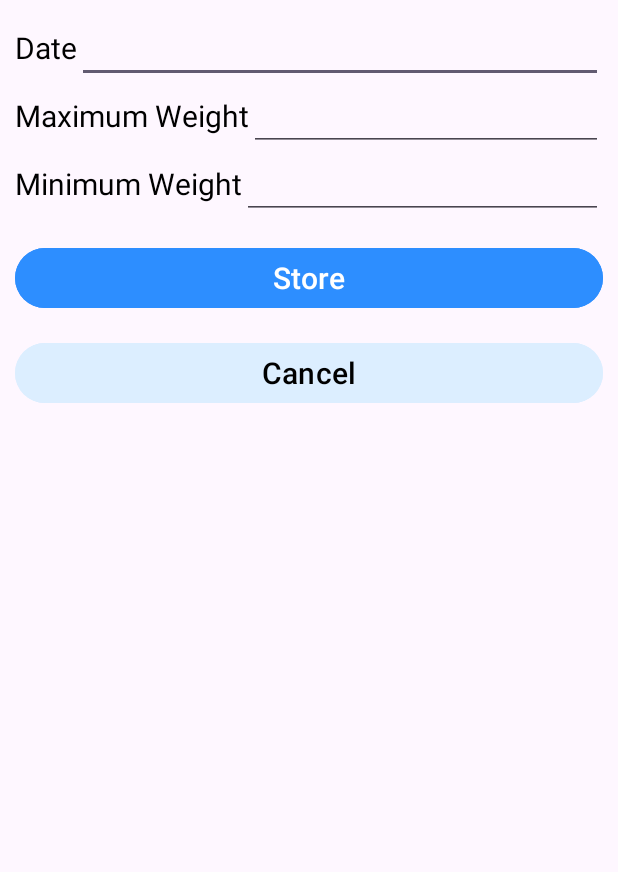
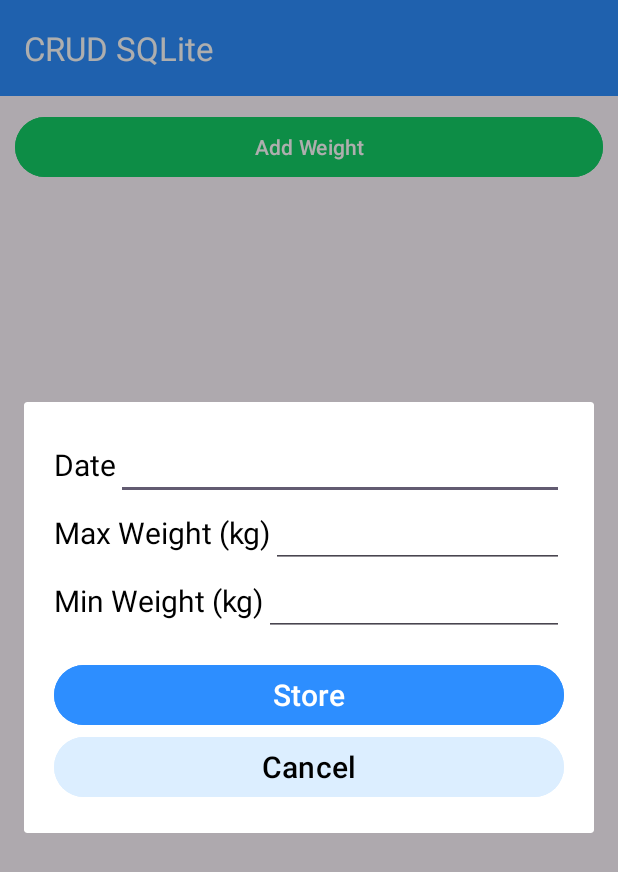
Before and after one commit to JayantiTA/mobile-programming, an Android app: the screen it shows after launch (AddWeight before the commit, MainActivity after it), after a tap on "Add Weight", on a phone screen of 412 x 824 dp. Shown: the top 872 px of the screen. Run offline under Robolectric (Android 15) with nearby library versions, the phone set to English and light mode, and no system bars.

Commit message:
feat: implement input dialog

```diff
--- a/WeightsData/app/src/main/AndroidManifest.xml
+++ b/WeightsData/app/src/main/AndroidManifest.xml
@@ -23,8 +23,8 @@
                 <category android:name="android.intent.category.LAUNCHER"/>
             </intent-filter>
         </activity>
-        <activity android:name=".ModifyWeightsActivity" />
-        <activity android:name=".AddWeight" />
+        <activity android:name=".ModifyWeightDialog" />
+        <activity android:name=".AddWeightDialog" />
         <activity android:name=".ModWeight" />
     </application>
 
--- a/WeightsData/app/src/main/java/com/example/weightsdata/AddWeight.java
+++ /dev/null
@@ -1,60 +0,0 @@
-package com.example.weightsdata;
-
-import android.content.Intent;
-import android.os.Bundle;
-import android.text.TextUtils;
-import android.widget.Button;
-import android.widget.EditText;
-import android.widget.Toast;
-import androidx.appcompat.app.AppCompatActivity;
-
-import java.util.Date;
-
-public class AddWeight extends AppCompatActivity {
-    private EditText etdate, etmax, etmin;
-
-    private DatabaseHelperWeight databaseHelperWeight;
-
-    @Override
-    protected void onCreate(Bundle savedInstanceState) {
-        super.onCreate(savedInstanceState);
-        setContentView(R.layout.activity_add_weight);
-
-        databaseHelperWeight = new DatabaseHelperWeight(this);
-
-        etdate = (EditText) findViewById(R.id.et_date);
-        etmax = (EditText) findViewById(R.id.et_max);
-        etmin = (EditText) findViewById(R.id.et_min);
-        Button btnStore = (Button) findViewById(R.id.btn_store);
-        Button btnCancel = (Button) findViewById(R.id.btn_cancel);
-
-        btnStore.setOnClickListener(v -> {
-            String date = etdate.getText().toString();
-            if (TextUtils.isEmpty(date)){
-                etdate.setError("Enter Date");
-                etdate.requestFocus();
-                return;
-            }
-
-            double max = Double.parseDouble(etmax.getText().toString());
-            double min = Double.parseDouble(etmin.getText().toString());
-
-            databaseHelperWeight.addWeightsDetail(date, max, min);
-
-            etdate.setText("");
-            etmax.setText("");
-            etmin.setText("");
-
-            Toast.makeText(AddWeight.this, "Stored Successfully!", Toast.LENGTH_SHORT).show();
-            Intent intent = new Intent(AddWeight.this,MainActivity.class);
-            intent.addFlags(Intent.FLAG_ACTIVITY_CLEAR_TASK | Intent.FLAG_ACTIVITY_NEW_TASK);
-            startActivity(intent);
-        });
-
-        btnCancel.setOnClickListener(v -> {
-            Intent intent13 = new Intent(AddWeight.this,MainActivity.class);
-            intent13.addFlags(Intent.FLAG_ACTIVITY_CLEAR_TASK | Intent.FLAG_ACTIVITY_NEW_TASK);
-            startActivity(intent13);
-        });
-    }
-}
--- /dev/null
+++ b/WeightsData/app/src/main/java/com/example/weightsdata/AddWeightDialog.java
@@ -0,0 +1,87 @@
+package com.example.weightsdata;
+
+import android.annotation.SuppressLint;
+import android.app.Dialog;
+import android.content.Context;
+import android.os.Bundle;
+import android.text.TextUtils;
+import android.widget.Button;
+import android.widget.EditText;
+import android.widget.ListView;
+import android.widget.Toast;
+import androidx.annotation.NonNull;
+
+import java.util.ArrayList;
+
+public class AddWeightDialog extends Dialog {
+    private EditText etdate, etmax, etmin;
+    private final DatabaseHelperWeight databaseHelperWeight;
+    private final Context context;
+    private final CustomAdapterWeight customAdapterWeight;
+    private final ListView listView;
+
+    public AddWeightDialog(@NonNull Context context, CustomAdapterWeight customAdapterWeight, ListView listView) {
+        super(context);
+        this.context = context;
+        databaseHelperWeight = new DatabaseHelperWeight(context);
+        this.customAdapterWeight = customAdapterWeight;
+        this.listView = listView;
+    }
+
+    @Override
+    @SuppressLint("InflateParams")
+    protected void onCreate(Bundle savedInstanceState) {
+        super.onCreate(savedInstanceState);
+        setContentView(R.layout.activity_add_weight);
+
+        etdate = findViewById(R.id.et_date);
+        etmax = findViewById(R.id.et_max);
+        etmin = findViewById(R.id.et_min);
+        Button btnStore = findViewById(R.id.btn_store);
+        Button btnCancel = findViewById(R.id.btn_cancel);
+
+        btnStore.setOnClickListener(v -> {
+            String date = etdate.getText().toString();
+            if (TextUtils.isEmpty(date)){
+                etdate.setError("Enter Date");
+                etdate.requestFocus();
+                return;
+            }
+
+            double max = Double.parseDouble(etmax.getText().toString());
+            double min = Double.parseDouble(etmin.getText().toString());
+
+            databaseHelperWeight.addWeightsDetail(date, max, min);
+
+            etdate.setText("");
+            etmax.setText("");
+            etmin.setText("");
+
+            updateListView();
+
+            Toast.makeText(context, "Stored Successfully!", Toast.LENGTH_SHORT).show();
+            dismiss();
+        });
+
+        btnCancel.setOnClickListener(v -> {
+            cancel();
+        });
+    }
+
+    private void updateListView() {
+        // Get all data from the database
+        ArrayList<WeightModel> weightList = databaseHelperWeight.getAllWeights();
+
+        // Clear the adapter
+        customAdapterWeight.clear();
+
+        // Add the new data to the adapter
+        customAdapterWeight.addAll(weightList);
+
+        // Notify the adapter that the data set has changed
+        customAdapterWeight.notifyDataSetChanged();
+
+        // Scroll to the last item in the ListView
+        listView.setSelection(customAdapterWeight.getCount() - 1);
+    }
+}
--- a/WeightsData/app/src/main/java/com/example/weightsdata/MainActivity.java
+++ b/WeightsData/app/src/main/java/com/example/weightsdata/MainActivity.java
@@ -1,9 +1,6 @@
 package com.example.weightsdata;
 
-import android.content.Intent;
 import android.os.Bundle;
-import android.util.Log;
-import android.view.View;
 import android.widget.Button;
 import android.widget.ListView;
 import androidx.appcompat.app.AppCompatActivity;
@@ -16,26 +13,15 @@ public class MainActivity extends AppCompatActivity {
     Button modifyWeight;
 
     private ListView listView;
-    private ArrayList<WeightModel> weightsModelArrayList;
     private CustomAdapterWeight customAdapterWeight;
     private DatabaseHelperWeight databaseHelperWeight;
 
     public void addWeightActivity(){
         addWeight = findViewById(R.id.btn_add_weight);
         addWeight.setOnClickListener(v -> {
-            Intent addWeight = new Intent(MainActivity.this, AddWeight.class);
-            startActivity(addWeight);
+            addWeight();
         });
     }
-
-    public void modWeightActivity(){
-        modifyWeight = findViewById(R.id.btn_modify_weight);
-        modifyWeight.setOnClickListener(v -> {
-            Intent modWeight = new Intent(MainActivity.this, ModWeight.class);
-            startActivity(modWeight);
-        });
-    }
-
 
     @Override
     protected void onCreate(Bundle savedInstanceState) {
@@ -43,16 +29,27 @@ public class MainActivity extends AppCompatActivity {
         setContentView(R.layout.activity_main);
 
         addWeightActivity();
-        modWeightActivity();
 
         listView = findViewById(R.id.weights_lv);
 
         databaseHelperWeight = new DatabaseHelperWeight(this);
 
-        weightsModelArrayList = databaseHelperWeight.getAllWeights();
+        ArrayList<WeightModel> weightsModelArrayList = databaseHelperWeight.getAllWeights();
 
         customAdapterWeight = new CustomAdapterWeight(this, weightsModelArrayList);
         listView.setAdapter(customAdapterWeight);
+        listView.setOnItemClickListener((parent, view, position, id) -> {
+            modWeight(weightsModelArrayList.get(position));
+        });
     }
 
+    private void addWeight() {
+        AddWeightDialog addWeight = new AddWeightDialog(this, customAdapterWeight, listView);
+        addWeight.show();
+    }
+
+    private void modWeight(WeightModel weightModel) {
+        ModifyWeightDialog modWeight = new ModifyWeightDialog(this, customAdapterWeight, listView, weightModel);
+        modWeight.show();
+    }
 }
--- a/WeightsData/app/src/main/res/layout/activity_add_weight.xml
+++ b/WeightsData/app/src/main/res/layout/activity_add_weight.xml
@@ -6,7 +6,8 @@
                     android:layout_width="match_parent"
                     android:layout_height="match_parent"
                     android:orientation="vertical"
-                    android:layout_margin="10dp">
+                    android:minWidth="500dp"
+                    android:padding="20dp">
 
         <LinearLayout
                 android:layout_width="match_parent"
@@ -100,7 +101,6 @@
                 android:textSize="20sp"
                 android:backgroundTint="@color/secondary"
                 android:textColor="@color/black"
-                android:layout_marginTop="15dp"
         />
 
     </LinearLayout>
--- a/WeightsData/app/src/main/res/layout/activity_modify_weights.xml
+++ b/WeightsData/app/src/main/res/layout/activity_modify_weight.xml
@@ -6,7 +6,8 @@
                   android:layout_width="match_parent"
                   android:layout_height="match_parent"
                   android:orientation="vertical"
-                  android:layout_margin="10dp">
+                  android:minWidth="500dp"
+                  android:padding="20dp">
 
         <LinearLayout
                 android:layout_width="match_parent"
--- a/WeightsData/app/src/main/res/values/strings.xml
+++ b/WeightsData/app/src/main/res/values/strings.xml
@@ -40,8 +40,8 @@
     <string name="add_weight">Add Weight</string>
     <string name="modify">Modify</string>
     <string name="date">Date</string>
-    <string name="maximum_weight">Maximum Weight</string>
-    <string name="minimum_weight">Minimum Weight</string>
+    <string name="maximum_weight">Max Weight (kg) </string>
+    <string name="minimum_weight">Min Weight (kg) </string>
     <string name="store">Store</string>
     <string name="to_edit_click_on_the_weight">To Edit, Click on the Weight</string>
     <string name="update">Update</string>
```
Also changed, not shown: WeightsData/app/src/main/java/com/example/weightsdata/CustomAdapterWeight.java (+15 -7 lines), WeightsData/app/src/main/java/com/example/weightsdata/CustomMod.java (deleted, +0 -71 lines), WeightsData/app/src/main/java/com/example/weightsdata/FirstFragment.java (deleted, +0 -46 lines), WeightsData/app/src/main/java/com/example/weightsdata/ModWeight.java (deleted, +0 -39 lines), WeightsData/app/src/main/java/com/example/weightsdata/ModifyWeightDialog.java (added, +87 -0 lines), WeightsData/app/src/main/java/com/example/weightsdata/ModifyWeightsActivity.java (deleted, +0 -63 lines), WeightsData/app/src/main/java/com/example/weightsdata/SecondFragment.java (deleted, +0 -46 lines), WeightsData/app/src/main/res/layout/activity_mod_weight.xml (deleted, +0 -25 lines), WeightsData/app/src/main/res/layout/content_main.xml (+0 -7 lines), WeightsData/app/src/main/res/layout/fragment_first.xml (deleted, +0 -34 lines), WeightsData/app/src/main/res/layout/fragment_second.xml (deleted, +0 -34 lines), WeightsData/app/src/main/res/navigation/nav_graph.xml (deleted, +0 -28 lines).
